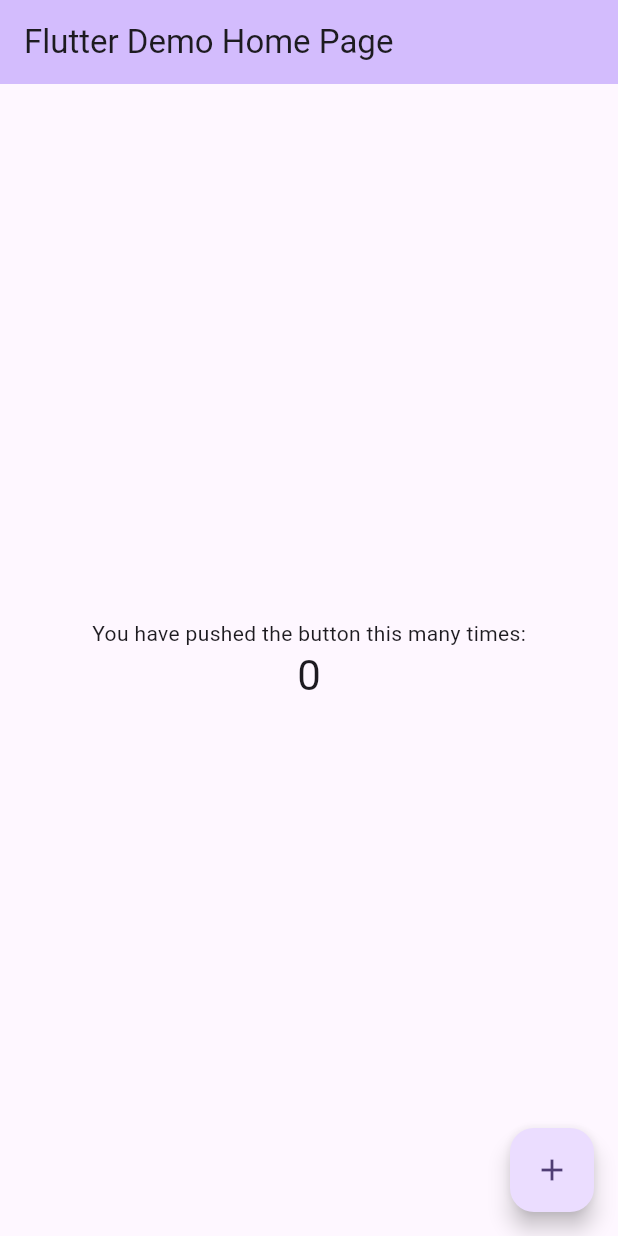
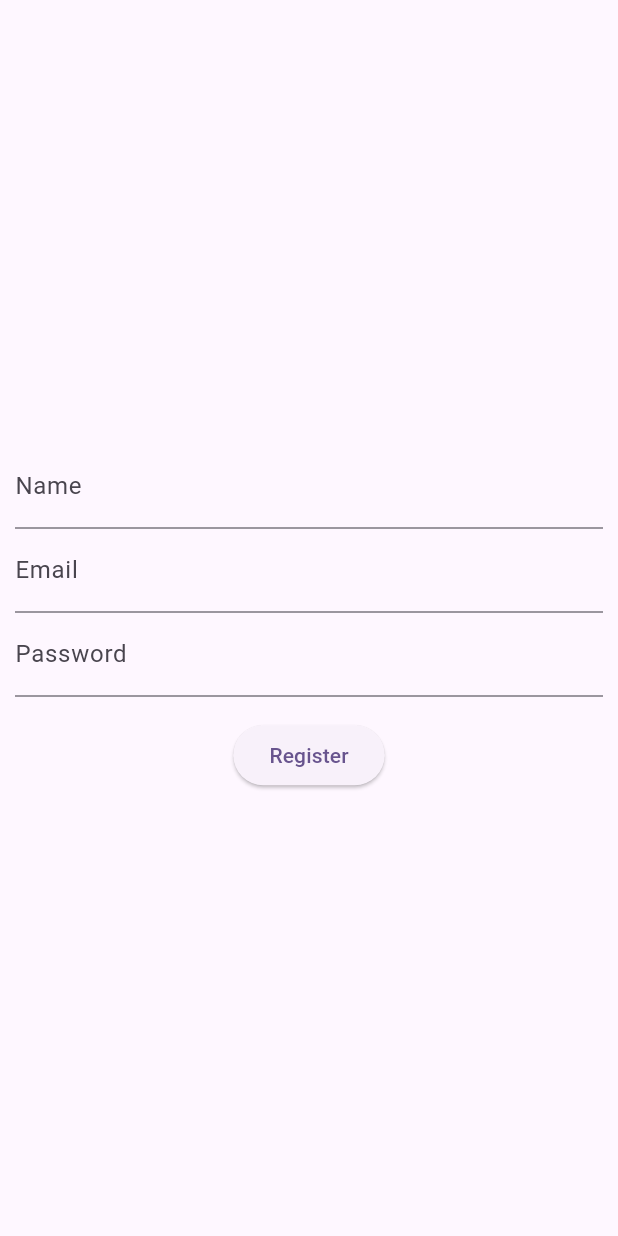
Before and after one commit to asfinaldi/fic4_tugas_akhir_ecatalog, a Flutter app: the screen it shows after launch, on a phone screen of 412 x 824 dp. Run offline on Flutter 3.47's test engine with Material 2 defaults, Android fonts, the phone set to English and light mode, and no system bars; our stand-ins replace bloc, flutter_bloc.

Commit message:
Menambahkan Register

```diff
--- /dev/null
+++ b/config.json
@@ -0,0 +1,4 @@
+{
+    "openai_key": "",
+    "modules": []
+}
--- /dev/null
+++ b/lib/bloc/login/login_event.dart
@@ -0,0 +1,4 @@
+part of 'login_bloc.dart';
+
+@immutable
+abstract class LoginEvent {}
--- /dev/null
+++ b/lib/bloc/login/login_state.dart
@@ -0,0 +1,6 @@
+part of 'login_bloc.dart';
+
+@immutable
+abstract class LoginState {}
+
+class LoginInitial extends LoginState {}
--- /dev/null
+++ b/lib/bloc/profile/profile_event.dart
@@ -0,0 +1,4 @@
+part of 'profile_bloc.dart';
+
+@immutable
+abstract class ProfileEvent {}
--- /dev/null
+++ b/lib/bloc/profile/profile_state.dart
@@ -0,0 +1,6 @@
+part of 'profile_bloc.dart';
+
+@immutable
+abstract class ProfileState {}
+
+class ProfileInitial extends ProfileState {}
--- /dev/null
+++ b/lib/bloc/register/register_bloc.dart
@@ -0,0 +1,24 @@
+// ignore_for_file: public_member_api_docs, sort_constructors_first
+import 'package:bloc/bloc.dart';
+import 'package:meta/meta.dart';
+
+import 'package:platzi_fake_store_app/data/datasources/auth_datasources.dart';
+import 'package:platzi_fake_store_app/data/models/request/register_model.dart';
+import 'package:platzi_fake_store_app/data/models/response/register_response_model.dart';
+
+part 'register_event.dart';
+part 'register_state.dart';
+
+class RegisterBloc extends Bloc<RegisterEvent, RegisterState> {
+  final AuthDatasource datasource;
+  RegisterBloc(
+    this.datasource,
+  ) : super(RegisterInitial()) {
+    on<SaveRegisterEvent>((event, emit) async {
+      emit(RegisterLoading());
+      final result = await datasource.register(event.request);
+      print(result);
+      emit(RegisterLoaded(model: result));
+    });
+  }
+}
--- /dev/null
+++ b/lib/bloc/register/register_event.dart
@@ -0,0 +1,12 @@
+// ignore_for_file: public_member_api_docs, sort_constructors_first
+part of 'register_bloc.dart';
+
+@immutable
+abstract class RegisterEvent {}
+
+class SaveRegisterEvent extends RegisterEvent {
+  final RegisterModel request;
+  SaveRegisterEvent({
+    required this.request,
+  });
+}
--- /dev/null
+++ b/lib/bloc/register/register_state.dart
@@ -0,0 +1,16 @@
+// ignore_for_file: public_member_api_docs, sort_constructors_first
+part of 'register_bloc.dart';
+
+@immutable
+abstract class RegisterState {}
+
+class RegisterInitial extends RegisterState {}
+
+class RegisterLoading extends RegisterState {}
+
+class RegisterLoaded extends RegisterState {
+  final RegisterResponseModel model;
+  RegisterLoaded({
+    required this.model,
+  });
+}
--- /dev/null
+++ b/lib/data/datasources/auth_datasources.dart
@@ -0,0 +1,16 @@
+import 'package:http/http.dart' as http;
+import 'package:platzi_fake_store_app/data/models/request/register_model.dart';
+import 'package:platzi_fake_store_app/data/models/response/register_response_model.dart';
+
+class AuthDatasource {
+  Future<RegisterResponseModel> register(RegisterModel registerModel) async {
+    final response = await http.post(
+      Uri.parse('https://api.escuelajs.co/api/v1/users/'),
+      //headers: {'Content-Type': 'application/json'},
+      body: registerModel.toMap(),
+    );
+
+    final result = RegisterResponseModel.fromJson(response.body);
+    return result;
+  }
+}
--- /dev/null
+++ b/lib/data/models/request/register_model.dart
@@ -0,0 +1,44 @@
+import 'dart:convert';
+
+// ignore_for_file: public_member_api_docs, sort_constructors_first
+// {
+// 	"name": "admin",
+// 	"email": "admin@gmail.com",
+// 	"password": "123456",
+//     "avatar": "https://api.lorem.space/image/face?w=640&h=480"
+// }
+
+class RegisterModel {
+  final String name;
+  final String email;
+  final String password;
+  final String avatar;
+  RegisterModel({
+    required this.name,
+    required this.email,
+    required this.password,
+    this.avatar ='https://api.lorem.space/image/face?w=640&h=480',
+  });
+
+  Map<String, dynamic> toMap() {
+    return <String, dynamic>{
+      'name': name,
+      'email': email,
+      'password': password,
+      'avatar': avatar,
+    };
+  }
+
+  factory RegisterModel.fromMap(Map<String, dynamic> map) {
+    return RegisterModel(
+      name: map['name'] as String,
+      email: map['email'] as String,
+      password: map['password'] as String,
+      avatar: map['avatar'] as String,
+    );
+  }
+
+  String toJson() => json.encode(toMap());
+
+  factory RegisterModel.fromJson(String source) => RegisterModel.fromMap(json.decode(source) as Map<String, dynamic>);
+}
--- /dev/null
+++ b/lib/data/models/response/register_response_model.dart
@@ -0,0 +1,65 @@
+// ignore_for_file: public_member_api_docs, sort_constructors_first
+// To parse this JSON data, do
+//
+//     final registerResponseModel = registerResponseModelFromMap(jsonString);
+
+import 'dart:convert';
+
+class RegisterResponseModel {
+  String? email;
+  String? password;
+  String? name;
+  String? avatar;
+  String? role;
+  int? id;
+  DateTime? creationAt;
+  DateTime? updatedAt;
+
+  RegisterResponseModel({
+    this.email,
+    this.password,
+    this.name,
+    this.avatar,
+    this.role,
+    this.id,
+    this.creationAt,
+    this.updatedAt,
+  });
+
+  factory RegisterResponseModel.fromJson(String str) =>
+      RegisterResponseModel.fromMap(json.decode(str));
+
+  String toJson() => json.encode(toMap());
+
+  factory RegisterResponseModel.fromMap(Map<String, dynamic> json) =>
+      RegisterResponseModel(
+        email: json["email"],
+        password: json["password"],
+        name: json["name"],
+        avatar: json["avatar"],
+        role: json["role"],
+        id: json["id"],
+        creationAt: json["creationAt"] == null
+            ? null
+            : DateTime.parse(json["creationAt"]),
+        updatedAt: json["updatedAt"] == null
+            ? null
+            : DateTime.parse(json["updatedAt"]),
+      );
+
+  Map<String, dynamic> toMap() => {
+        "email": email,
+        "password": password,
+        "name": name,
+        "avatar": avatar,
+        "role": role,
+        "id": id,
+        "creationAt": creationAt?.toIso8601String(),
+        "updatedAt": updatedAt?.toIso8601String(),
+      };
+
+  @override
+  String toString() {
+    return 'RegisterResponseModel(email: $email, password: $password, name: $name, avatar: $avatar, role: $role, id: $id, creationAt: $creationAt, updatedAt: $updatedAt)';
+  }
+}
--- a/lib/main.dart
+++ b/lib/main.dart
@@ -1,4 +1,8 @@
 import 'package:flutter/material.dart';
+import 'package:platzi_fake_store_app/data/datasources/auth_datasources.dart';
+import 'package:platzi_fake_store_app/presemtation/pages/register.page.dart';
+import 'package:flutter_bloc/flutter_bloc.dart';
+import 'bloc/register/register_bloc.dart';
 
 void main() {
   runApp(const MyApp());
@@ -9,13 +13,16 @@ class MyApp extends StatelessWidget {
 
   @override
   Widget build(BuildContext context) {
-    return MaterialApp(
-      title: 'Flutter Demo',
-      theme: ThemeData(
-        colorScheme: ColorScheme.fromSeed(seedColor: Colors.deepPurple),
-        useMaterial3: true,
+    return BlocProvider(
+      create: (context) => RegisterBloc(AuthDatasource()),
+      child: MaterialApp(
+        title: 'Flutter Demo',
+        theme: ThemeData(
+          colorScheme: ColorScheme.fromSeed(seedColor: Colors.deepPurple),
+          useMaterial3: true,
+        ),
+        home: const RegisterPage(),
       ),
-      home: const MyHomePage(title: 'Flutter Demo Home Page'),
     );
   }
 }
--- /dev/null
+++ b/lib/presemtation/pages/register.page.dart
@@ -0,0 +1,102 @@
+import 'package:flutter/material.dart';
+import 'package:flutter_bloc/flutter_bloc.dart';
+import 'package:platzi_fake_store_app/bloc/register/register_bloc.dart';
+import 'package:platzi_fake_store_app/data/models/request/register_model.dart';
+
+class RegisterPage extends StatefulWidget {
+  const RegisterPage({super.key});
+
+  @override
+  State<RegisterPage> createState() => _RegisterPageState();
+}
+
+class _RegisterPageState extends State<RegisterPage> {
+  TextEditingController? nameController;
+  TextEditingController? emailController;
+  TextEditingController? passwordController;
+
+  @override
+  void initState() {
+    super.initState();
+    nameController = TextEditingController();
+    emailController = TextEditingController();
+    passwordController = TextEditingController();
+  }
+
+  @override
+  void dispose() {
+    nameController!.dispose();
+    emailController!.dispose();
+    passwordController!.dispose();
+    super.dispose();
+  }
+
+  @override
+  Widget build(BuildContext context) {
+    return Scaffold(
+      body: Padding(
+        padding: const EdgeInsets.all(10.0),
+        child: Column(
+          mainAxisAlignment: MainAxisAlignment.center,
+          children: [
+            TextField(
+              decoration: const InputDecoration(
+                labelText: 'Name',
+              ),
+              controller: nameController,
+            ),
+            TextField(
+              decoration: const InputDecoration(
+                labelText: 'Email',
+              ),
+              controller: emailController,
+            ),
+            TextField(
+              obscureText: true,
+              decoration: const InputDecoration(
+                labelText: 'Password',
+              ),
+              controller: passwordController,
+            ),
+            const SizedBox(
+              height: 15.0,
+            ),
+            BlocConsumer<RegisterBloc, RegisterState>(
+              listener: (context, state) {
+                if (state is RegisterLoaded) {
+                  nameController!.clear();
+                  emailController!.clear();
+                  passwordController!.clear();
+                  //navigasi
+                  ScaffoldMessenger.of(context).showSnackBar(SnackBar(
+                      content:
+                          Text('succes register with id : ${state.model.id}')));
+                }
+              },
+              builder: (context, state) {
+                if (state is RegisterLoading) {
+                  return const Center(
+                    child: CircularProgressIndicator(),
+                  );
+                }
+                return ElevatedButton(
+                  onPressed: () {
+                    final requestModel = RegisterModel(
+                      name: nameController!.text,
+                      email: emailController!.text,
+                      password: passwordController!.text,
+                    );
+                    context
+                        .read<RegisterBloc>()
+                        .add(SaveRegisterEvent(request: requestModel));
+                  },
+                  child: const Text('Register'),
+                );
+              },
+            ),
+          ],
+        ),
+      ),
+    );
+  }
+}
```
Also changed, not shown: lib/bloc/login/login_bloc.dart (added, +13 -0 lines), lib/bloc/profile/profile_bloc.dart (added, +13 -0 lines), pubspec.yaml (+5 -17 lines), lib/presemtation/pages/home_page.dart (added), lib/presemtation/pages/login_page.dart (added), pubspec.lock, 2 other files.
